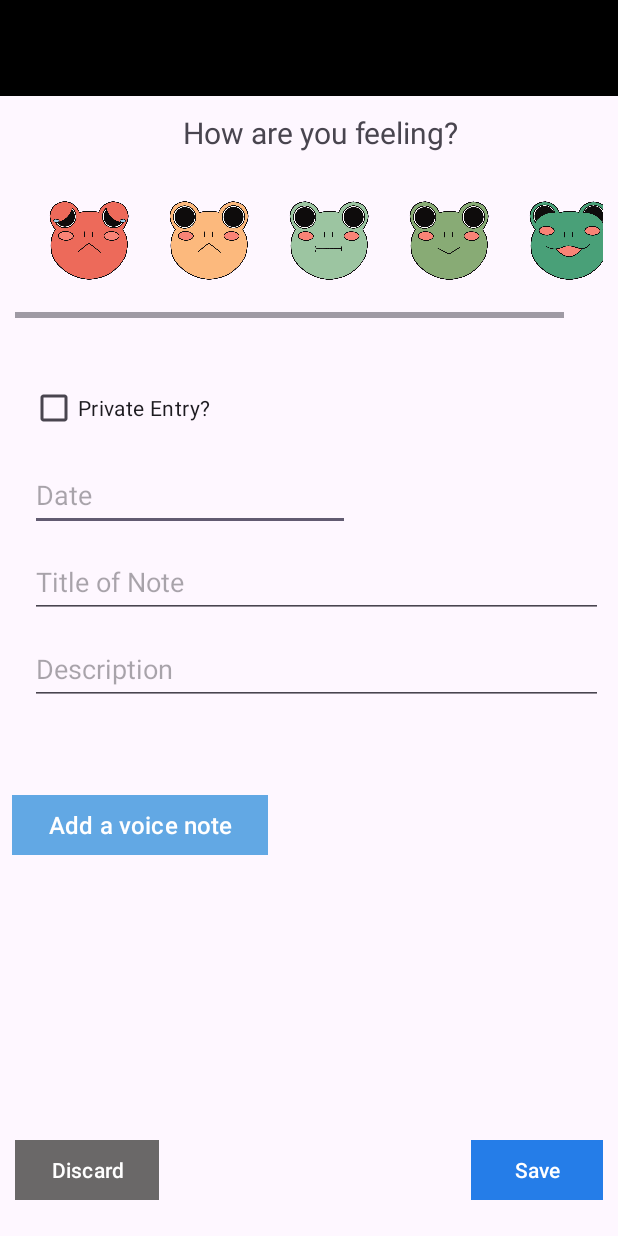
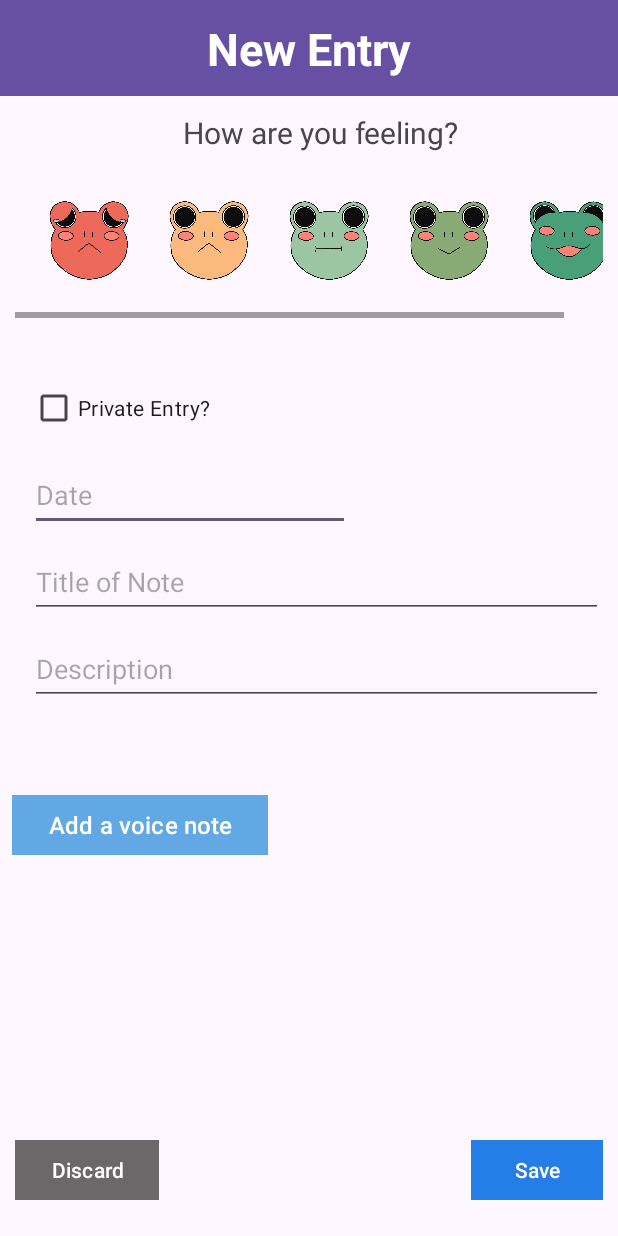
Before and after one commit to kinjals0130/MoodTracker_Application, an Android app: the NoteActivity screen opened directly, with no data from a screen before it, on a phone screen of 412 x 824 dp. Run offline under Robolectric (Android 15) with nearby library versions, the phone set to English and light mode, and no system bars.

```diff
--- a/app/src/main/AndroidManifest.xml
+++ b/app/src/main/AndroidManifest.xml
@@ -14,6 +14,9 @@
         android:supportsRtl="true"
         android:theme="@style/Theme.MoodTracker_Application"
         tools:targetApi="31">
+        <activity
+            android:name=".PastEntries_Activity"
+            android:exported="false" />
         <activity
             android:name=".VoiceNoteActivity"
             android:exported="false" />
--- a/app/src/main/java/com/example/moodtracker_application/NoteActivity.java
+++ b/app/src/main/java/com/example/moodtracker_application/NoteActivity.java
@@ -15,10 +15,11 @@ import android.widget.Toast;
 public class NoteActivity extends AppCompatActivity {
 
     Button btn_discard, btn_save, btn_rate1, btn_rate2, btn_rate3, btn_rate4, btn_rate5, btn_voiceNote;
-    EditText et_date, et_description, et_Title;
+    EditText et_date, et_description, et_Title, et_Colour;
     CheckBox cb_private;
+    LinearLayout entry_layout;
 
-    LinearLayout entry_layout;
+    SQLiteManager sqLiteManager;
 
 
     @Override
@@ -39,40 +40,76 @@ public class NoteActivity extends AppCompatActivity {
         et_date = findViewById(R.id.et_date);
         et_description = findViewById(R.id.et_noteDescription);
         et_Title = findViewById(R.id.et_Title);
+        et_Colour = findViewById(R.id.et_colour);
 
         cb_private = findViewById(R.id.cb_privateEntry);
 
         entry_layout = findViewById(R.id.linearLayout_noteDetails);
+
+        sqLiteManager = new SQLiteManager(this);
+        //sets the background colour based on the mood clicked
         setEntryBackgroundCol();
+
+
 
     }
 
+    //sets the background colour based on the mood clicked
     public void setEntryBackgroundCol(){
-        btn_rate1.setOnClickListener(v -> entry_layout.setBackgroundResource(R.color.ratingOne));
 
-        btn_rate2.setOnClickListener(v -> entry_layout.setBackgroundResource(R.color.ratingTwo));
+        btn_rate1.setOnClickListener(v -> {
+            et_Colour.setText("#ED6A5A");
+            entry_layout.setBackgroundResource(R.color.ratingOne);
+        });
 
-        btn_rate3.setOnClickListener(v -> entry_layout.setBackgroundResource(R.color.ratingThree));
+        btn_rate2.setOnClickListener(v -> {
+            et_Colour.setText("#FCB97D");
+            entry_layout.setBackgroundResource(R.color.ratingTwo);
+        });
 
-        btn_rate4.setOnClickListener(v -> entry_layout.setBackgroundResource(R.color.ratingFour));
+        btn_rate3.setOnClickListener(v -> {
+            et_Colour.setText("#9CC5A1");
+            entry_layout.setBackgroundResource(R.color.ratingThree);
+        });
 
-        btn_rate5.setOnClickListener(v -> entry_layout.setBackgroundResource(R.color.ratingFive));
+        btn_rate4.setOnClickListener(v -> {
+            et_Colour.setText("#88AB75");
+            entry_layout.setBackgroundResource(R.color.ratingFour);
+        });
+
+        btn_rate5.setOnClickListener(v -> {
+            et_Colour.setText("#49A078");
+            entry_layout.setBackgroundResource(R.color.ratingFive);
+        });
+
+
+//        btn_rate2.setOnClickListener(v -> entry_layout.setBackgroundResource(R.color.ratingTwo));
+//
+//        btn_rate3.setOnClickListener(v -> entry_layout.setBackgroundResource(R.color.ratingThree));
+//
+//        btn_rate4.setOnClickListener(v -> entry_layout.setBackgroundResource(R.color.ratingFour));
+//
+//        btn_rate5.setOnClickListener(v -> entry_layout.setBackgroundResource(R.color.ratingFive));
     }
 
     public void savePressed(View view){
+        String title = et_Title.getText().toString();
+        String desc = et_description.getText().toString();
+        String date = et_date.getText().toString();
+        String colour = et_Colour.getText().toString();
 
-        if(et_date==null){
-            Toast.makeText(this, "Please enter a date.", Toast.LENGTH_SHORT).show();
-        }
+        if(title.isEmpty())
+            Toast.makeText(this, "Please enter a title.", Toast.LENGTH_SHORT).show();
 
-        if(et_Title==null){
-            Toast.makeText(this, "Please enter a title of your nate", Toast.LENGTH_SHORT).show();
-        }
+        if(desc.isEmpty())
+            Toast.makeText(this, "Please enter a description", Toast.LENGTH_SHORT).show();
 
-        if(et_description==null){
-            Toast.makeText(this, "Please enter a description", Toast.LENGTH_SHORT).show();
-        }
+        if(date.isEmpty())
+            Toast.makeText(this, "Please enter a date", Toast.LENGTH_SHORT).show();
 
+        MyModel myModel = new MyModel(title, desc, date, colour);
+        sqLiteManager.addNewEntry(myModel);
+        Toast.makeText(this, "Entry saved successfully.", Toast.LENGTH_SHORT).show();
     }
 
     //this method is called when discord button is clicked, set in xml file
--- a/app/src/main/res/layout/activity_note.xml
+++ b/app/src/main/res/layout/activity_note.xml
@@ -12,10 +12,11 @@
         android:id="@+id/materialToolbar4"
         android:layout_width="match_parent"
         android:layout_height="wrap_content"
-        android:background="@color/material_dynamic_primary0"
+        android:background="?attr/colorPrimary"
         android:minHeight="?attr/actionBarSize"
         android:theme="?attr/actionBarTheme"
         app:layout_constraintEnd_toEndOf="parent"
+        app:layout_constraintHorizontal_bias="1.0"
         app:layout_constraintStart_toStartOf="parent"
         app:layout_constraintTop_toTopOf="parent" />
 
@@ -247,4 +248,28 @@
         app:layout_constraintBottom_toBottomOf="parent"
         app:layout_constraintStart_toStartOf="parent" />
 
+    <TextView
+        android:id="@+id/tv_newEntryTitle"
+        android:layout_width="wrap_content"
+        android:layout_height="wrap_content"
+        android:text="New Entry"
+        android:textColor="@color/white"
+        android:textSize="30sp"
+        android:textStyle="bold"
+        app:layout_constraintBottom_toBottomOf="@+id/materialToolbar4"
+        app:layout_constraintEnd_toEndOf="parent"
+        app:layout_constraintStart_toStartOf="parent"
+        app:layout_constraintTop_toTopOf="parent" />
+
+    <EditText
+        android:id="@+id/et_colour"
+        android:layout_width="0dp"
+        android:layout_height="0dp"
+        android:autofillHints=""
+        android:inputType="text"
+        android:text="white"
+        android:visibility="invisible"
+        app:layout_constraintStart_toStartOf="parent"
+        app:layout_constraintTop_toBottomOf="@+id/btn_voiceNote" />
+
 </androidx.constraintlayout.widget.ConstraintLayout>
```
Also changed, not shown: app/src/main/java/com/example/moodtracker_application/MyModel.java (added, +69 -0 lines), app/src/main/java/com/example/moodtracker_application/PastEntries_Activity.java (added, +14 -0 lines), app/src/main/java/com/example/moodtracker_application/SQLiteManager.java (+53 -11 lines), app/src/main/res/layout/activity_past_entries.xml (added, +58 -0 lines).
